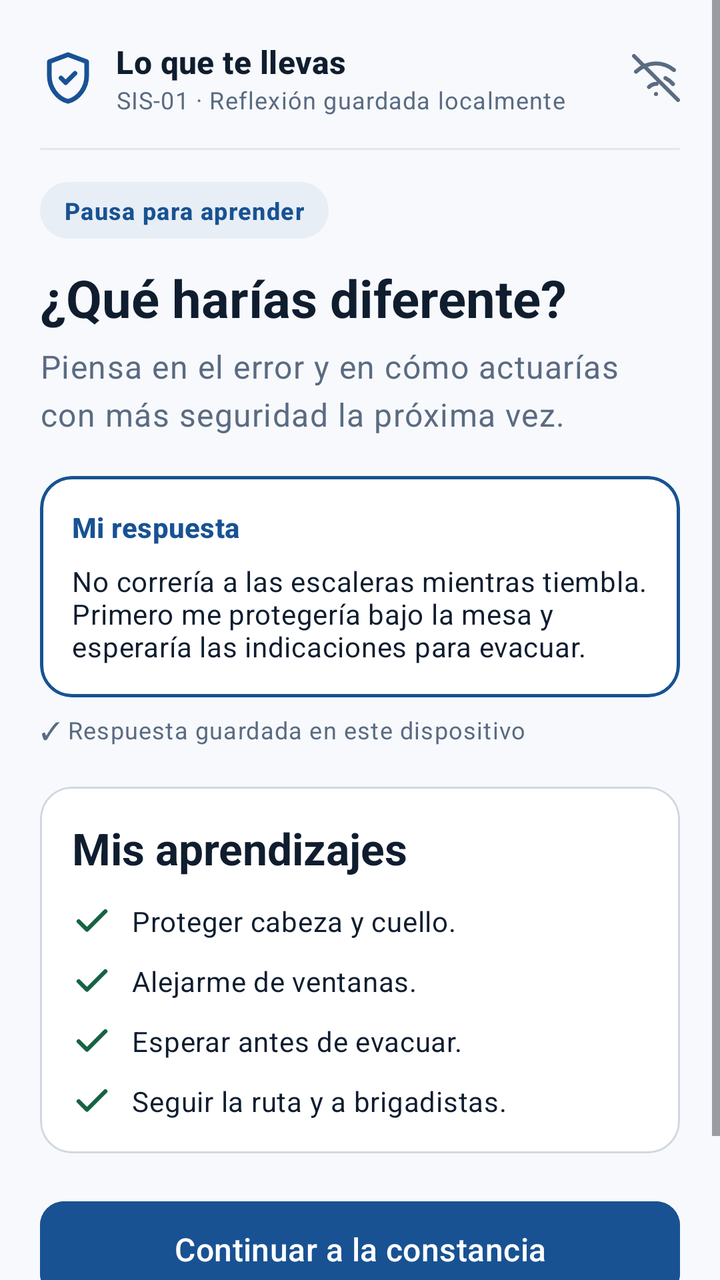
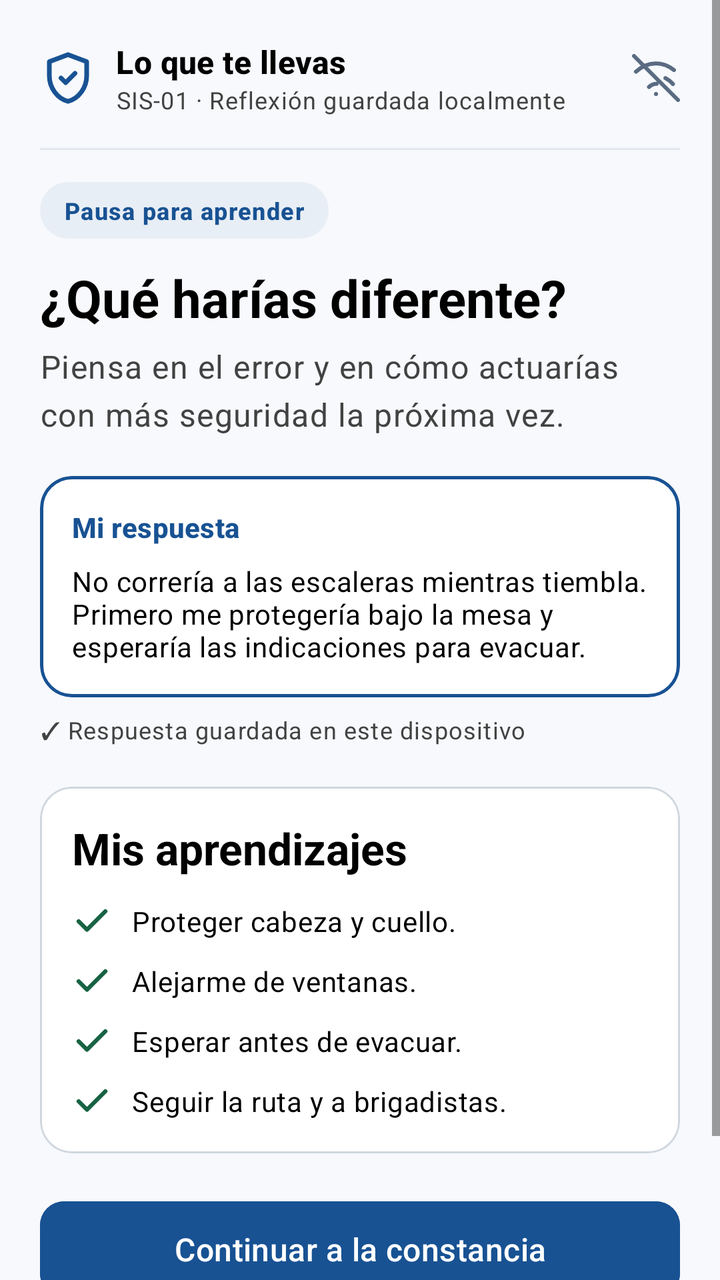

Screens rendered from an Android XML layout before and after an edit, with the pre-edit source and the edit as a unified diff.
<!-- AndroidManifest.xml: application theme Theme.CrisisSim -->
<!-- res/layout/fragment_scenario_reflection.xml -->
<?xml version="1.0" encoding="utf-8"?>
<ScrollView xmlns:android="http://schemas.android.com/apk/res/android"
    xmlns:app="http://schemas.android.com/apk/res-auto"
    xmlns:tools="http://schemas.android.com/tools"
    android:layout_width="match_parent"
    android:layout_height="match_parent"
    android:background="@color/background_light"
    android:clipToPadding="false"
    android:fillViewport="true"
    tools:context=".presentation.ui.scenario.ScenarioReflectionFragment">

    <LinearLayout
        android:layout_width="match_parent"
        android:layout_height="wrap_content"
        android:orientation="vertical"
        android:padding="20dp">

        
        <LinearLayout
            android:layout_width="match_parent"
            android:layout_height="wrap_content"
            android:gravity="center_vertical"
            android:orientation="horizontal"
            android:paddingBottom="16dp">

            <ImageView
                android:layout_width="28dp"
                android:layout_height="28dp"
                android:contentDescription="@string/reflection_header_title"
                android:src="@drawable/ic_shield" />

            <LinearLayout
                android:layout_width="0dp"
                android:layout_height="wrap_content"
                android:layout_marginStart="10dp"
                android:layout_weight="1"
                android:orientation="vertical">

                <TextView
                    android:id="@+id/tv_header_title"
                    android:layout_width="wrap_content"
                    android:layout_height="wrap_content"
                    android:text="@string/reflection_header_title"
                    android:textAppearance="?attr/textAppearanceTitleMedium"
                    android:textColor="@color/text_primary"
                    android:textStyle="bold" />

                <TextView
                    android:id="@+id/tv_header_subtitle"
                    android:layout_width="wrap_content"
                    android:layout_height="wrap_content"
                    android:text="@string/reflection_header_subtitle"
                    android:textAppearance="?attr/textAppearanceBodySmall"
                    android:textColor="@color/text_secondary" />
            </LinearLayout>

            <ImageView
                android:layout_width="24dp"
                android:layout_height="24dp"
                android:contentDescription="@string/badge_offline"
                android:src="@drawable/ic_offline" />
        </LinearLayout>

        <View
            android:layout_width="match_parent"
            android:layout_height="1dp"
            android:layout_marginBottom="16dp"
            android:background="#E2E8F0" />

        
        <TextView
            android:layout_width="wrap_content"
            android:layout_height="wrap_content"
            android:background="@drawable/bg_pill_role"
            android:paddingHorizontal="12dp"
            android:paddingVertical="6dp"
            android:text="@string/reflection_badge"
            android:textAppearance="?attr/textAppearanceLabelMedium"
            android:textColor="@color/role_pill_text"
            android:textStyle="bold" />

        
        <TextView
            android:layout_width="match_parent"
            android:layout_height="wrap_content"
            android:layout_marginTop="12dp"
            android:text="@string/reflection_title"
            android:textAppearance="?attr/textAppearanceHeadlineMedium"
            android:textColor="@color/text_primary"
            android:textSize="26sp"
            android:textStyle="bold" />

        
        <TextView
            android:layout_width="match_parent"
            android:layout_height="wrap_content"
            android:layout_marginTop="6dp"
            android:text="@string/reflection_subtitle"
            android:textAppearance="?attr/textAppearanceBodyLarge"
            android:textColor="@color/text_secondary" />

        
        <com.google.android.material.card.MaterialCardView
            android:layout_width="match_parent"
            android:layout_height="wrap_content"
            android:layout_marginTop="20dp"
            app:cardBackgroundColor="@color/surface_light"
            app:cardCornerRadius="16dp"
            app:cardElevation="0dp"
            app:strokeColor="@color/primary"
            app:strokeWidth="1.5dp">

            <LinearLayout
                android:layout_width="match_parent"
                android:layout_height="wrap_content"
                android:orientation="vertical"
                android:padding="16dp">

                <TextView
                    android:layout_width="match_parent"
                    android:layout_height="wrap_content"
                    android:text="@string/reflection_input_label"
                    android:textAppearance="?attr/textAppearanceTitleSmall"
                    android:textColor="@color/primary"
                    android:textStyle="bold" />

                <com.google.android.material.textfield.TextInputEditText
                    android:id="@+id/et_reflection"
                    android:layout_width="match_parent"
                    android:layout_height="wrap_content"
                    android:layout_marginTop="8dp"
                    android:background="@null"
                    android:hint="@string/reflection_input_hint"
                    android:inputType="textMultiLine"
                    android:minLines="3"
                    android:text="@string/reflection_default_text"
                    android:textAppearance="?attr/textAppearanceBodyMedium"
                    android:textColor="@color/text_primary" />
            </LinearLayout>
        </com.google.android.material.card.MaterialCardView>

        <TextView
            android:layout_width="match_parent"
            android:layout_height="wrap_content"
            android:layout_marginTop="8dp"
            android:text="@string/reflection_saved_status"
            android:textAppearance="?attr/textAppearanceBodySmall"
            android:textColor="@color/text_secondary" />

        
        <com.google.android.material.card.MaterialCardView
            android:layout_width="match_parent"
            android:layout_height="wrap_content"
            android:layout_marginTop="20dp"
            app:cardBackgroundColor="@color/surface_light"
            app:cardCornerRadius="16dp"
            app:cardElevation="0dp"
            app:strokeColor="#D0D7DE"
            app:strokeWidth="1dp">

            <LinearLayout
                android:layout_width="match_parent"
                android:layout_height="wrap_content"
                android:orientation="vertical"
                android:padding="16dp">

                <TextView
                    android:layout_width="match_parent"
                    android:layout_height="wrap_content"
                    android:text="@string/reflection_learnings_title"
                    android:textAppearance="?attr/textAppearanceTitleLarge"
                    android:textColor="@color/text_primary"
                    android:textStyle="bold" />

                
                <LinearLayout
                    android:layout_width="match_parent"
                    android:layout_height="wrap_content"
                    android:layout_marginTop="12dp"
                    android:gravity="center_vertical"
                    android:orientation="horizontal">

                    <ImageView
                        android:layout_width="20dp"
                        android:layout_height="20dp"
                        android:contentDescription="@null"
                        android:src="@drawable/ic_check" />

                    <TextView
                        android:layout_width="0dp"
                        android:layout_height="wrap_content"
                        android:layout_marginStart="10dp"
                        android:layout_weight="1"
                        android:text="@string/reflection_learning_1"
                        android:textAppearance="?attr/textAppearanceBodyMedium"
                        android:textColor="@color/text_primary" />
                </LinearLayout>

                
                <LinearLayout
                    android:layout_width="match_parent"
                    android:layout_height="wrap_content"
                    android:layout_marginTop="10dp"
                    android:gravity="center_vertical"
                    android:orientation="horizontal">

                    <ImageView
                        android:layout_width="20dp"
                        android:layout_height="20dp"
                        android:contentDescription="@null"
                        android:src="@drawable/ic_check" />

                    <TextView
                        android:layout_width="0dp"
                        android:layout_height="wrap_content"
                        android:layout_marginStart="10dp"
                        android:layout_weight="1"
                        android:text="@string/reflection_learning_2"
                        android:textAppearance="?attr/textAppearanceBodyMedium"
                        android:textColor="@color/text_primary" />
                </LinearLayout>

                
                <LinearLayout
                    android:layout_width="match_parent"
                    android:layout_height="wrap_content"
                    android:layout_marginTop="10dp"
                    android:gravity="center_vertical"
                    android:orientation="horizontal">

                    <ImageView
                        android:layout_width="20dp"
                        android:layout_height="20dp"
                        android:contentDescription="@null"
                        android:src="@drawable/ic_check" />

                    <TextView
                        android:layout_width="0dp"
                        android:layout_height="wrap_content"
                        android:layout_marginStart="10dp"
                        android:layout_weight="1"
                        android:text="@string/reflection_learning_3"
                        android:textAppearance="?attr/textAppearanceBodyMedium"
                        android:textColor="@color/text_primary" />
                </LinearLayout>

                
                <LinearLayout
                    android:layout_width="match_parent"
                    android:layout_height="wrap_content"
                    android:layout_marginTop="10dp"
                    android:gravity="center_vertical"
                    android:orientation="horizontal">

                    <ImageView
                        android:layout_width="20dp"
                        android:layout_height="20dp"
                        android:contentDescription="@null"
                        android:src="@drawable/ic_check" />

                    <TextView
                        android:layout_width="0dp"
                        android:layout_height="wrap_content"
                        android:layout_marginStart="10dp"
                        android:layout_weight="1"
                        android:text="@string/reflection_learning_4"
                        android:textAppearance="?attr/textAppearanceBodyMedium"
                        android:textColor="@color/text_primary" />
                </LinearLayout>
            </LinearLayout>
        </com.google.android.material.card.MaterialCardView>

        
        <com.google.android.material.button.MaterialButton
            android:id="@+id/btn_continue_certificate"
            android:layout_width="match_parent"
            android:layout_height="56dp"
            android:layout_marginTop="20dp"
            android:backgroundTint="@color/primary"
            android:text="@string/reflection_continue_button"
            android:textAppearance="?attr/textAppearanceTitleMedium"
            android:textColor="@color/surface_light"
            app:cornerRadius="12dp" />

        <TextView
            android:layout_width="match_parent"
            android:layout_height="wrap_content"
            android:layout_marginTop="16dp"
            android:gravity="center"
            android:text="@string/reflection_footer"
            android:textAppearance="?attr/textAppearanceBodySmall"
            android:textColor="@color/text_secondary" />
    </LinearLayout>
</ScrollView>
<!-- resources referenced by this layout -->
<resources>
  <color name="background_light">#F7F9FC</color>
  <color name="primary">#185293</color>
  <color name="role_pill_text">#185293</color>
  <color name="surface_light">#FFFFFF</color>
  <color name="text_primary">#0F1D2F</color>
  <color name="text_secondary">#5A6B82</color>
  <!-- drawable bg_pill_role (drawable) -->
  <?xml version="1.0" encoding="utf-8"?>
  <shape xmlns:android="http://schemas.android.com/apk/res/android"
      android:shape="rectangle">
      <solid android:color="@color/role_pill_bg" />
      <corners android:radius="16dp" />
  </shape>
  <!-- drawable ic_check (drawable) -->
  <vector xmlns:android="http://schemas.android.com/apk/res/android"
      android:width="24dp"
      android:height="24dp"
      android:viewportWidth="24"
      android:viewportHeight="24">
    <path
        android:fillColor="#00000000"
        android:pathData="M20,6L9,17l-5,-5"
        android:strokeColor="#176343"
        android:strokeWidth="2.5"
        android:strokeLineCap="round"
        android:strokeLineJoin="round"/>
  </vector>
  <string name="badge_offline">Entrenamiento sin internet</string>
  <string name="reflection_badge">Pausa para aprender</string>
  <string name="reflection_continue_button">Continuar a la constancia</string>
  <string name="reflection_default_text">No correría a las escaleras mientras tiembla. Primero me protegería bajo la mesa y esperaría las indicaciones para evacuar.</string>
  <string name="reflection_footer">La constancia registra tu participación y logro en esta simulación educativa.</string>
  <string name="reflection_header_subtitle">SIS-01 · Reflexión guardada localmente</string>
  <string name="reflection_header_title">Lo que te llevas</string>
  <string name="reflection_input_hint">Escribe aquí tu reflexión...</string>
  <string name="reflection_input_label">Mi respuesta</string>
  <string name="reflection_learning_1">Proteger cabeza y cuello.</string>
  <string name="reflection_learning_2">Alejarme de ventanas.</string>
  <string name="reflection_learning_3">Esperar antes de evacuar.</string>
  <string name="reflection_learning_4">Seguir la ruta y a brigadistas.</string>
  <string name="reflection_learnings_title">Mis aprendizajes</string>
  <string name="reflection_saved_status">✓ Respuesta guardada en este dispositivo</string>
  <string name="reflection_subtitle">Piensa en el error y en cómo actuarías con más seguridad la próxima vez.</string>
  <string name="reflection_title">¿Qué harías diferente?</string>
  <style name="Theme.CrisisSim" parent="Base.Theme.CrisisSim" />
  <color name="role_pill_bg">#E8EEF5</color>
  <style name="Base.Theme.CrisisSim" parent="Theme.Material3.DayNight.NoActionBar">
          
          <item name="colorPrimary">@color/primary</item>
          <item name="colorPrimaryVariant">@color/primary_dark</item>
          <item name="colorOnPrimary">@color/surface_light</item>
          <item name="android:colorBackground">@color/background_light</item>
          <item name="colorSurface">@color/surface_light</item>
      </style>
  <color name="primary_dark">#0F3968</color>
  <!-- unchanged entries left out for length: 2 -->
</resources>

<!-- the commit's change to res/layout/fragment_scenario_reflection.xml (unified diff, before → after) -->
@@ -135,7 +135,8 @@
                     android:minLines="3"
                     android:text="@string/reflection_default_text"
                     android:textAppearance="?attr/textAppearanceBodyMedium"
-                    android:textColor="@color/text_primary" />
+                    android:textColor="@color/text_primary"
+                    android:textColorHint="@color/text_secondary" />
             </LinearLayout>
         </com.google.android.material.card.MaterialCardView>
 
<!-- resource entries referenced after the edit -->
@@ -4,8 +4,8 @@
   <color name="primary">#185293</color>
   <color name="role_pill_text">#185293</color>
   <color name="surface_light">#FFFFFF</color>
-  <color name="text_primary">#0F1D2F</color>
-  <color name="text_secondary">#5A6B82</color>
+  <color name="text_primary">#000000</color>
+  <color name="text_secondary">#424242</color>
   <!-- drawable bg_pill_role (drawable) -->
   <?xml version="1.0" encoding="utf-8"?>
   <shape xmlns:android="http://schemas.android.com/apk/res/android"
@@ -46,13 +46,18 @@
   <string name="reflection_title">¿Qué harías diferente?</string>
   <style name="Theme.CrisisSim" parent="Base.Theme.CrisisSim" />
   <color name="role_pill_bg">#E8EEF5</color>
-  <style name="Base.Theme.CrisisSim" parent="Theme.Material3.DayNight.NoActionBar">
-          
+  <style name="Base.Theme.CrisisSim" parent="Theme.Material3.Light.NoActionBar">
           <item name="colorPrimary">@color/primary</item>
           <item name="colorPrimaryVariant">@color/primary_dark</item>
           <item name="colorOnPrimary">@color/surface_light</item>
           <item name="android:colorBackground">@color/background_light</item>
           <item name="colorSurface">@color/surface_light</item>
+          <item name="colorOnSurface">@color/text_primary</item>
+          <item name="colorOnSurfaceVariant">@color/text_secondary</item>
+          <item name="android:textColorPrimary">@color/text_primary</item>
+          <item name="android:textColorSecondary">@color/text_secondary</item>
+          <item name="android:textColorHint">@color/text_secondary</item>
+          <item name="colorError">#B3261E</item>
       </style>
   <color name="primary_dark">#0F3968</color>
   <!-- unchanged entries left out for length: 2 -->
